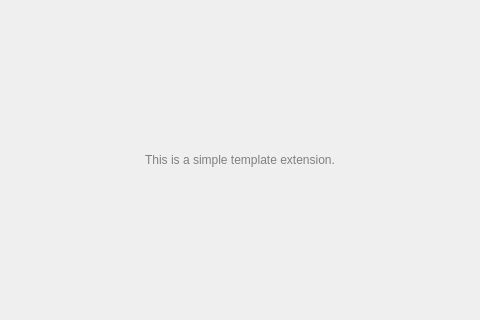
This is src/plugins/pass/configwidget.ui in idkCpp/albert as Qt 5 draws it before an edit. The edited form follows.
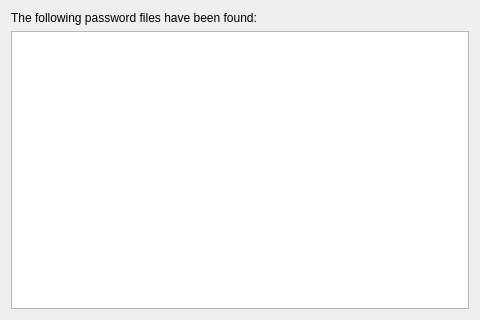
This is the edited form.

```diff
--- a/src/plugins/pass/configwidget.ui
+++ b/src/plugins/pass/configwidget.ui
@@ -11,38 +11,15 @@
    </rect>
   </property>
   <layout class="QVBoxLayout">
-   <item>
-    <spacer name="verticalSpacer_2">
-     <property name="orientation">
-      <enum>Qt::Vertical</enum>
-     </property>
-     <property name="sizeHint" stdset="0">
-      <size>
-       <width>20</width>
-       <height>40</height>
-      </size>
-     </property>
-    </spacer>
-   </item>
    <item>
     <widget class="QLabel" name="label">
      <property name="text">
-      <string>&lt;html&gt;&lt;head/&gt;&lt;body&gt;&lt;p align=&quot;center&quot;&gt;&lt;span style=&quot; color:#808080;&quot;&gt;This is a simple template extension.&lt;/span&gt;&lt;/p&gt;&lt;/body&gt;&lt;/html&gt;</string>
+      <string>The following password files have been found:</string>
      </property>
     </widget>
    </item>
    <item>
-    <spacer name="verticalSpacer">
-     <property name="orientation">
-      <enum>Qt::Vertical</enum>
-     </property>
-     <property name="sizeHint" stdset="0">
-      <size>
-       <width>20</width>
-       <height>40</height>
-      </size>
-     </property>
-    </spacer>
+    <widget class="QTreeView" name="treeView"/>
    </item>
   </layout>
  </widget>
```
